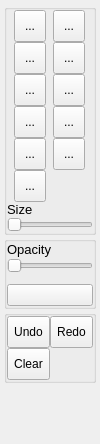
Qt form src/plugins/rv-packages/annotate/drawpane.ui (rogernelson/OpenRV) before a commit.
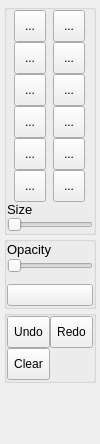
The same form after that commit.

The edit to the form file:
```diff
--- a/src/plugins/rv-packages/annotate/drawpane.ui
+++ b/src/plugins/rv-packages/annotate/drawpane.ui
@@ -483,6 +483,37 @@
           </property>
          </widget>
         </item>
+        <item row="6" column="2">
+         <widget class="QToolButton" name="glowButton">
+          <property name="minimumSize">
+           <size>
+            <width>32</width>
+            <height>32</height>
+           </size>
+          </property>
+          <property name="text">
+           <string>...</string>
+          </property>
+          <property name="iconSize">
+           <size>
+            <width>32</width>
+            <height>32</height>
+           </size>
+          </property>
+          <property name="checkable">
+           <bool>true</bool>
+          </property>
+          <property name="autoExclusive">
+           <bool>true</bool>
+          </property>
+          <property name="toolButtonStyle">
+           <enum>Qt::ToolButtonIconOnly</enum>
+          </property>
+          <property name="tbstyle" stdset="0">
+           <string>palette</string>
+          </property>
+         </widget>
+        </item>
        </layout>
       </item>
       <item>
```
